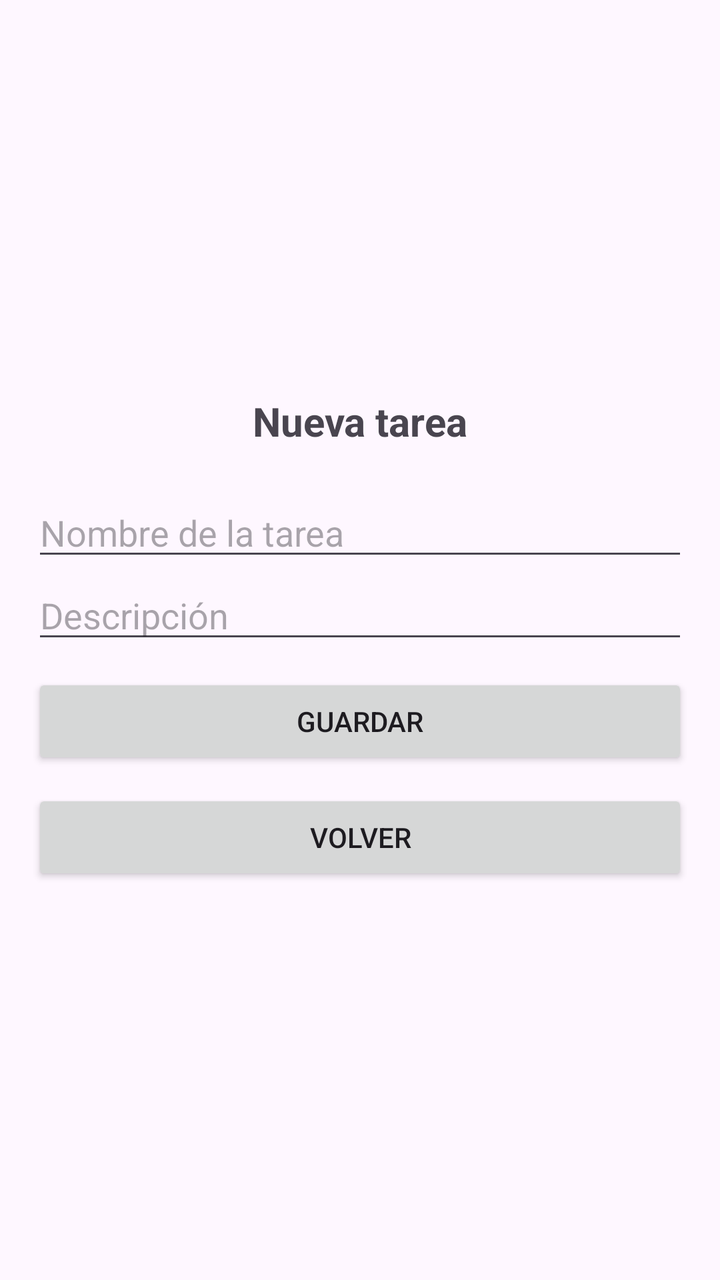
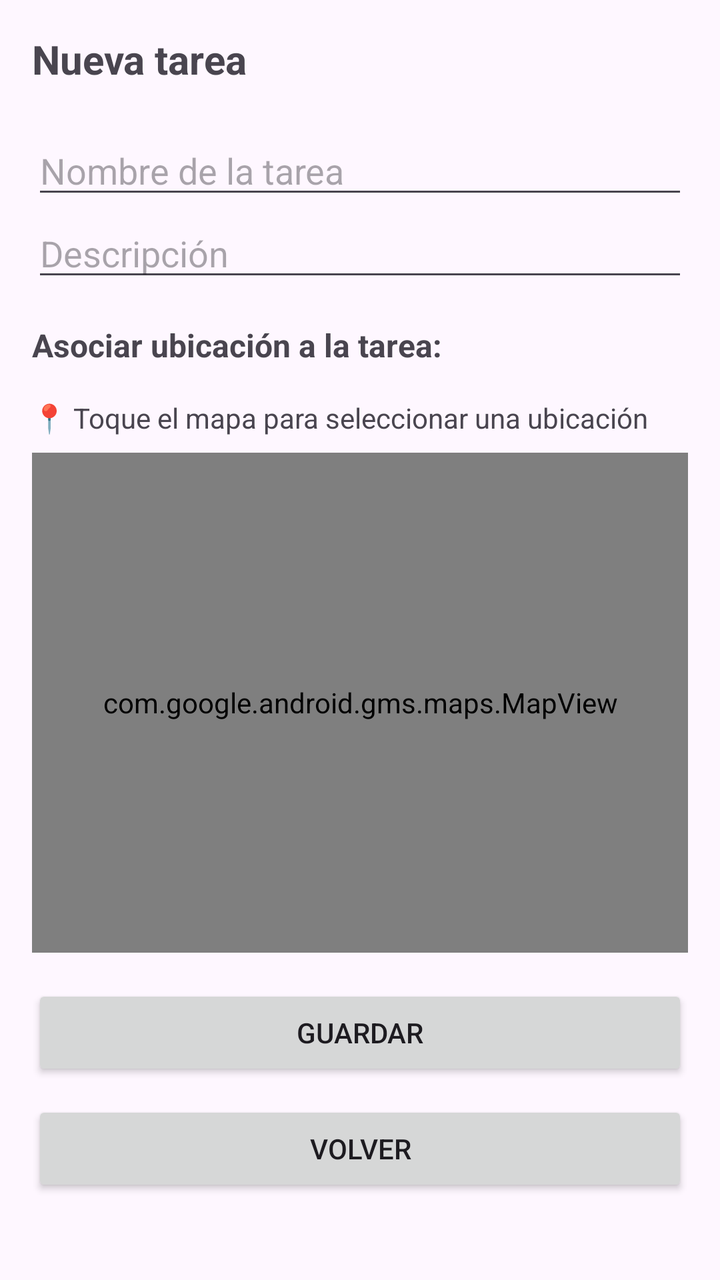

Screens rendered from an Android XML layout before and after an edit, with the pre-edit source and the edit as a unified diff.
<!-- AndroidManifest.xml: application theme Theme.GestorDeTareas -->
<!-- res/layout/activity_form.xml -->
<?xml version="1.0" encoding="utf-8"?>
<LinearLayout xmlns:android="http://schemas.android.com/apk/res/android"
    android:layout_width="match_parent"
    android:layout_height="match_parent"
    android:orientation="vertical"
    android:gravity="center"
    android:padding="16dp">

    <TextView
        android:id="@+id/txListado"
        android:layout_width="wrap_content"
        android:layout_height="wrap_content"
        android:text="Nueva tarea"
        android:textSize="20sp"
        android:textStyle="bold"
        android:layout_marginBottom="20dp"/>

    <EditText
        android:id="@+id/etTaskName"
        android:layout_width="match_parent"
        android:layout_height="wrap_content"
        android:hint="Nombre de la tarea"/>

    <EditText
        android:id="@+id/etTaskDescription"
        android:layout_width="match_parent"
        android:layout_height="wrap_content"
        android:hint="Descripción"
        android:inputType="textMultiLine"/>

    <Button
        android:id="@+id/btnSaveTask"
        android:layout_width="match_parent"
        android:layout_height="wrap_content"
        android:text="Guardar"
        android:layout_marginBottom="10dp"
        android:layout_marginTop="10dp"/>

    <Button
        android:id="@+id/btnBack"
        android:layout_width="match_parent"
        android:layout_height="wrap_content"
        android:text="Volver"/>

</LinearLayout>
<!-- resources referenced by this layout -->
<resources>
  <style name="Theme.GestorDeTareas" parent="Base.Theme.GestorDeTareas" />
  <style name="Base.Theme.GestorDeTareas" parent="Theme.Material3.DayNight.NoActionBar">
          
          
      </style>
</resources>

<!-- the commit's change to res/layout/activity_form.xml (unified diff, before → after) -->
@@ -1,45 +1,73 @@
 <?xml version="1.0" encoding="utf-8"?>
-<LinearLayout xmlns:android="http://schemas.android.com/apk/res/android"
+<ScrollView xmlns:android="http://schemas.android.com/apk/res/android"
     android:layout_width="match_parent"
     android:layout_height="match_parent"
-    android:orientation="vertical"
-    android:gravity="center"
-    android:padding="16dp">
+    android:layout_marginTop="20dp">
 
-    <TextView
-        android:id="@+id/txListado"
-        android:layout_width="wrap_content"
-        android:layout_height="wrap_content"
-        android:text="Nueva tarea"
-        android:textSize="20sp"
-        android:textStyle="bold"
-        android:layout_marginBottom="20dp"/>
-
-    <EditText
-        android:id="@+id/etTaskName"
+    <LinearLayout
         android:layout_width="match_parent"
         android:layout_height="wrap_content"
-        android:hint="Nombre de la tarea"/>
+        android:orientation="vertical"
+        android:padding="16dp">
 
-    <EditText
-        android:id="@+id/etTaskDescription"
-        android:layout_width="match_parent"
-        android:layout_height="wrap_content"
-        android:hint="Descripción"
-        android:inputType="textMultiLine"/>
+        <TextView
+            android:id="@+id/txListado"
+            android:layout_width="wrap_content"
+            android:layout_height="wrap_content"
+            android:text="Nueva tarea"
+            android:textSize="20sp"
+            android:textStyle="bold"
+            android:layout_marginBottom="20dp"/>
 
-    <Button
-        android:id="@+id/btnSaveTask"
-        android:layout_width="match_parent"
-        android:layout_height="wrap_content"
-        android:text="Guardar"
-        android:layout_marginBottom="10dp"
-        android:layout_marginTop="10dp"/>
+        <EditText
+            android:id="@+id/etTaskName"
+            android:layout_width="match_parent"
+            android:layout_height="wrap_content"
+            android:hint="Nombre de la tarea"/>
 
-    <Button
-        android:id="@+id/btnBack"
-        android:layout_width="match_parent"
-        android:layout_height="wrap_content"
-        android:text="Volver"/>
+        <EditText
+            android:id="@+id/etTaskDescription"
+            android:layout_width="match_parent"
+            android:layout_height="wrap_content"
+            android:hint="Descripción"
+            android:inputType="textMultiLine"/>
 
-</LinearLayout>
+        <TextView
+            android:id="@+id/txUbicacion"
+            android:layout_width="wrap_content"
+            android:layout_height="wrap_content"
+            android:text="Asociar ubicación a la tarea:"
+            android:textSize="16sp"
+            android:layout_marginTop="16dp"
+            android:textStyle="bold" />
+
+        <TextView
+            android:id="@+id/tvLocation"
+            android:layout_width="wrap_content"
+            android:layout_height="wrap_content"
+            android:text="📍 Toque el mapa para seleccionar una ubicación"
+            android:layout_marginTop="16dp"
+            android:layout_marginBottom="8dp"/>
+
+        <com.google.android.gms.maps.MapView
+            android:id="@+id/mapView"
+            android:layout_width="match_parent"
+            android:layout_height="250dp"/>
+
+        <Button
+            android:id="@+id/btnSaveTask"
+            android:layout_width="match_parent"
+            android:layout_height="wrap_content"
+            android:text="Guardar"
+            android:layout_marginTop="16dp"/>
+
+        <Button
+            android:id="@+id/btnBack"
+            android:layout_width="match_parent"
+            android:layout_height="wrap_content"
+            android:text="Volver"
+            android:layout_marginTop="10dp"/>
+
+    </LinearLayout>
+
+</ScrollView>
